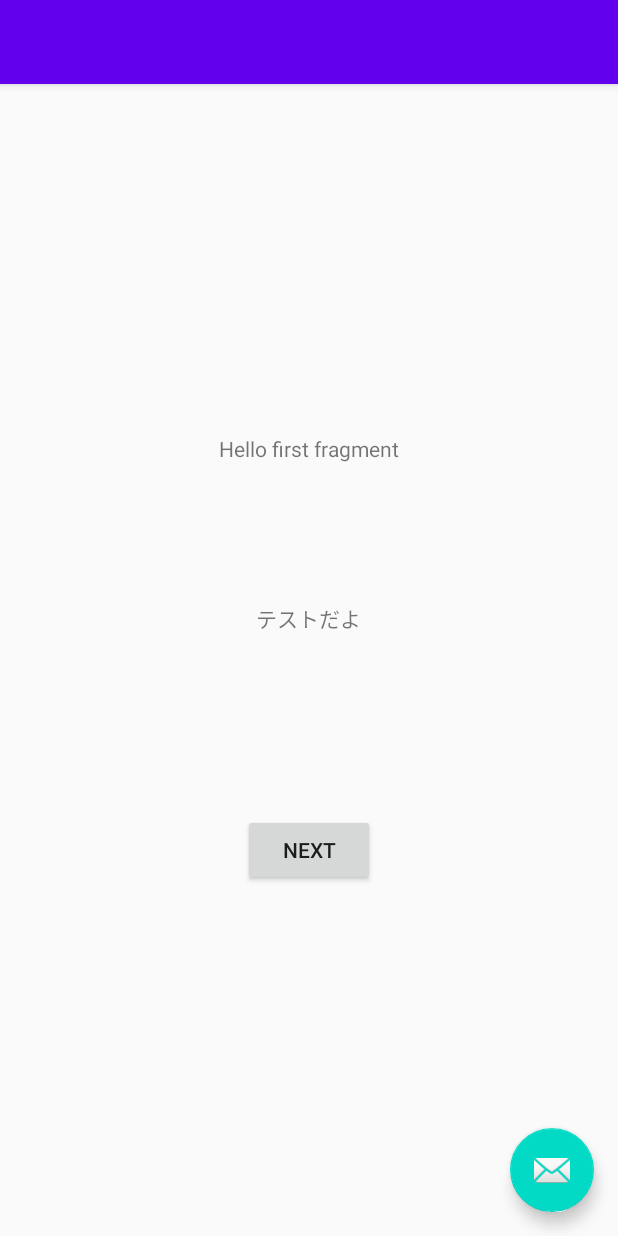
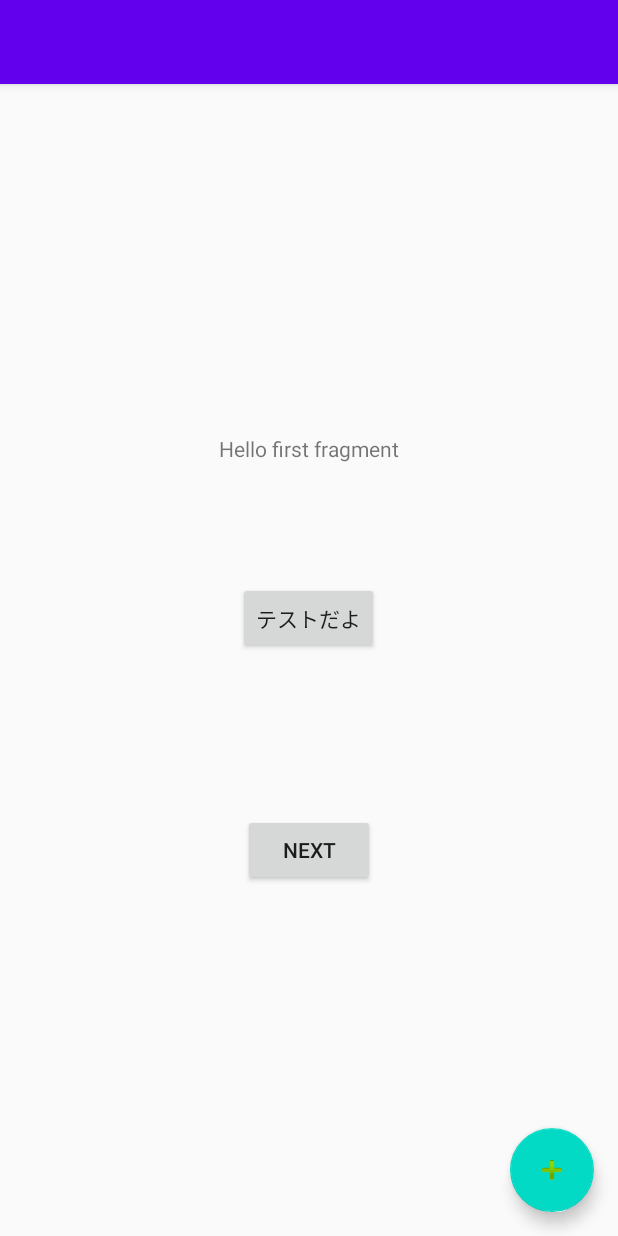
Before and after one commit to mkpn/ui_test_practice, an Android app: the layout activity_main.xml on its own in the app's theme, with its tools: preview values and no code run, on a phone screen of 412 x 824 dp. Run offline under Robolectric (Android 15) with nearby library versions, the phone set to English and light mode, and no system bars.

Commit message:
ダイアログ出した

```diff
--- a/app/src/main/java/makoto/yoshida/uitesttutorial/TestDao.kt
+++ b/app/src/main/java/makoto/yoshida/uitesttutorial/TestDao.kt
@@ -10,4 +10,7 @@ abstract class TestDao {
 
     @Query("select * from test")
     abstract fun getAll(): LiveData<List<TestEntity>>
+
+    @Query("select * from test where id = (:id)")
+    abstract fun get(id: Long): LiveData<TestEntity>
 }
--- a/app/src/main/res/layout/activity_main.xml
+++ b/app/src/main/res/layout/activity_main.xml
@@ -1,4 +1,6 @@
 <?xml version="1.0" encoding="utf-8"?>
+<layout>
+
     <androidx.coordinatorlayout.widget.CoordinatorLayout xmlns:android="http://schemas.android.com/apk/res/android"
         xmlns:app="http://schemas.android.com/apk/res-auto"
         xmlns:tools="http://schemas.android.com/tools"
@@ -22,12 +24,12 @@
 
         <include layout="@layout/content_main" />
 
-    <TextView
+        <Button
             android:id="@+id/my_view"
-        android:text="テストだよ"
+            android:layout_width="wrap_content"
+            android:layout_height="wrap_content"
             android:layout_gravity="center"
-        android:layout_width="wrap_content"
-        android:layout_height="wrap_content" />
+            android:text="テストだよ" />
 
         <com.google.android.material.floatingactionbutton.FloatingActionButton
             android:id="@+id/fab"
@@ -35,6 +37,7 @@
             android:layout_height="wrap_content"
             android:layout_gravity="bottom|end"
             android:layout_margin="@dimen/fab_margin"
-        app:srcCompat="@android:drawable/ic_dialog_email" />
+            app:srcCompat="@android:drawable/ic_input_add" />
 
     </androidx.coordinatorlayout.widget.CoordinatorLayout>
+</layout>
```
Also changed, not shown: app/src/main/java/makoto/yoshida/uitesttutorial/MainActivity.kt (+13 -3 lines), app/src/main/java/makoto/yoshida/uitesttutorial/TestDialogFragment.kt (added, +21 -0 lines), app/src/main/java/makoto/yoshida/uitesttutorial/viewmodel/TestDialogFragmentViewModel.kt (added, +24 -0 lines), app/src/main/res/layout/test_dialog_fragment.xml (added, +26 -0 lines). Lines whose indentation alone changed are shown as unchanged.
